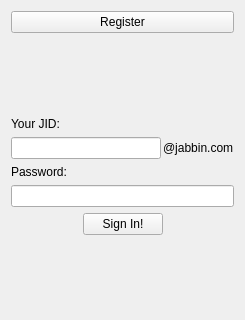
Old version of the form src/tools/yastuff/yaloginpage.ui in the repository AlekSi/Jabbin; both pictures show x 0 to 245 and y 0 to 320 of the 245 by 529 pixel window.
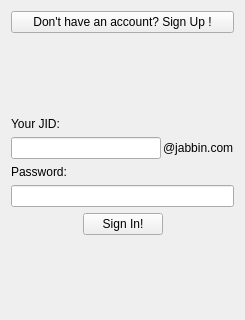
New version of the form. The open tabs and pages were chosen to show the change. Custom widgets are drawn as their Qt base class.

```diff
--- a/src/tools/yastuff/yaloginpage.ui
+++ b/src/tools/yastuff/yaloginpage.ui
@@ -33,7 +33,7 @@
        <item>
         <widget class="YaLinkButton" name="registerButton">
          <property name="text">
-          <string>Register</string>
+          <string>Don't have an account? Sign Up !</string>
          </property>
         </widget>
        </item>
```
